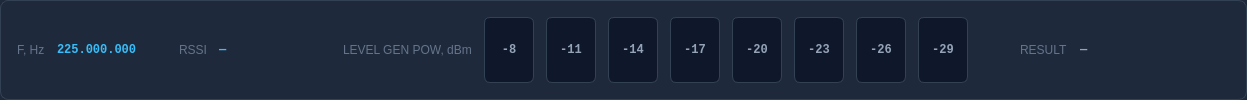
Old version of the form receiveresultstrip.ui in the repository vitalisimys/Check_station.
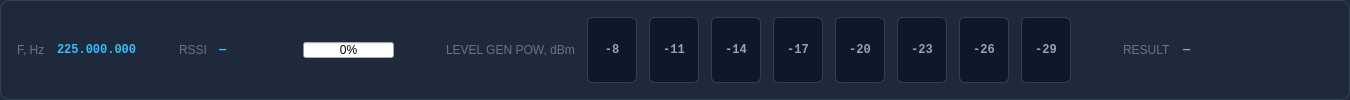
New version of the form.

```diff
--- a/receiveresultstrip.ui
+++ b/receiveresultstrip.ui
@@ -88,6 +88,28 @@
      </item>
     </layout>
    </item>
+  <item>
+   <widget class="QProgressBar" name="progressBarRecieve">
+    <property name="minimumSize">
+     <size>
+      <width>0</width>
+      <height>12</height>
+     </size>
+    </property>
+    <property name="maximumSize">
+     <size>
+      <width>16777215</width>
+      <height>16</height>
+     </size>
+    </property>
+    <property name="visible">
+     <bool>false</bool>
+    </property>
+    <property name="value">
+     <number>0</number>
+    </property>
+   </widget>
+  </item>
    <item>
     <spacer name="horizontalSpacer_recieve_2">
      <property name="orientation">
```
